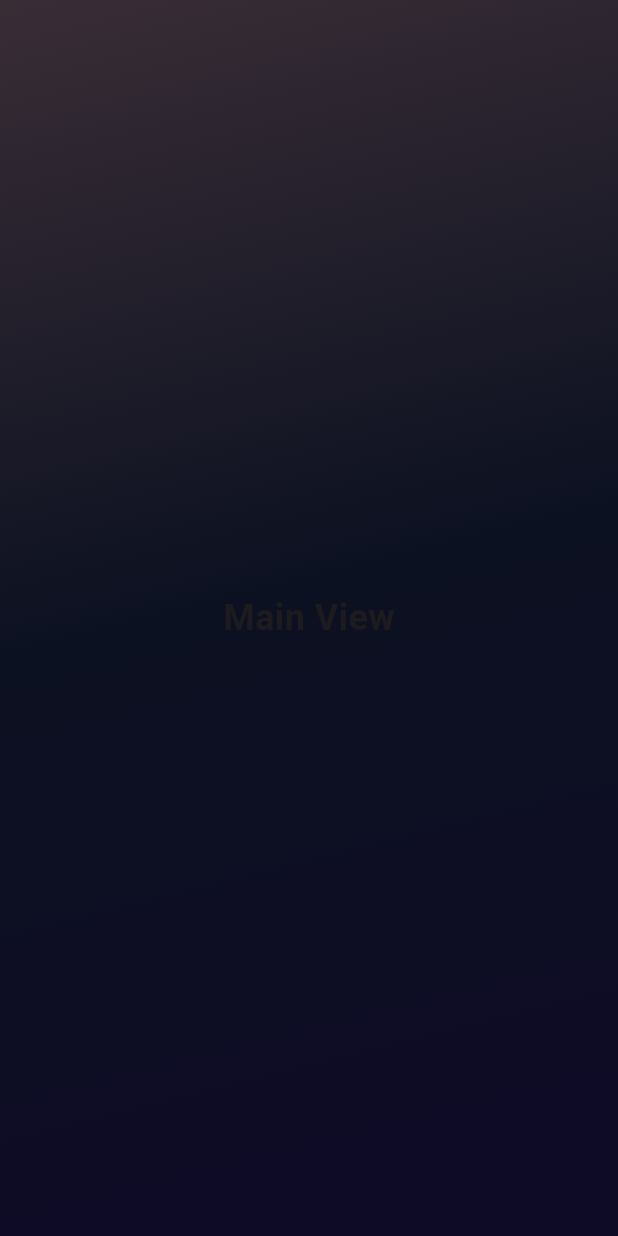
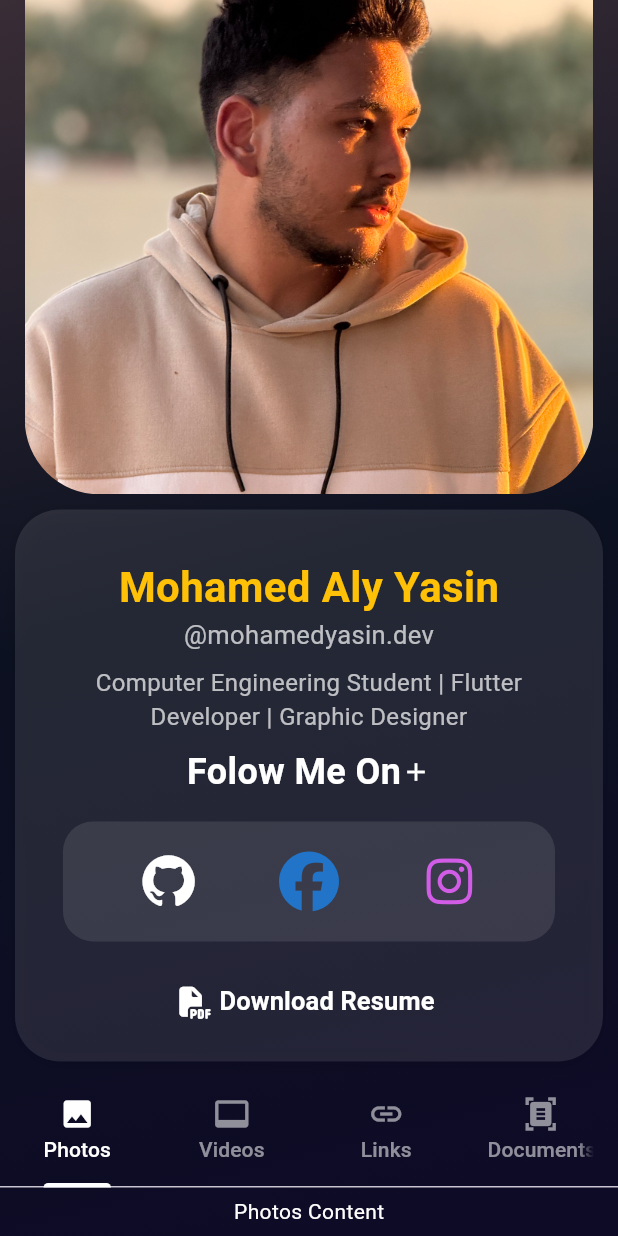
Before and after one commit to m7mdyasin/portofolio-app, a Flutter app: the screen it shows after launch, on a phone screen of 412 x 824 dp. Run offline on Flutter 3.47's test engine with Material 3 defaults, Android fonts, the phone set to English and light mode, and no system bars; drawn by our look-alikes of carousel_slider; our stand-ins replace font_awesome_flutter.

```diff
--- a/lib/views/home_view.dart
+++ b/lib/views/home_view.dart
@@ -1,12 +1,11 @@
 import 'package:flutter/material.dart';
 import 'package:portofolio_app/views/main_view.dart';
-import 'package:portofolio_app/views/splash_screen.dart';
 
 class HomeView extends StatelessWidget {
   const HomeView({super.key});
 
   @override
   Widget build(BuildContext context) {
-    return Scaffold(body: SplashScreen());
+    return Scaffold(body: MainView());
   }
 }
--- a/lib/views/main_view.dart
+++ b/lib/views/main_view.dart
@@ -1,23 +1,84 @@
 import 'package:flutter/material.dart';
+import 'package:portofolio_app/widgets/bannar_image.dart';
 import 'package:portofolio_app/widgets/home_back_ground.dart';
+import 'package:portofolio_app/widgets/information_card.dart';
 
 class MainView extends StatelessWidget {
   const MainView({super.key});
 
   @override
   Widget build(BuildContext context) {
-    return const Scaffold(
+    Size size = MediaQuery.of(context).size;
+
+    return DefaultTabController(
+      length: 4,
+      child: Scaffold(
         body: Stack(
           children: [
-          HomeBackGround(),
+            const HomeBackGround(),
+            NestedScrollView(
+              headerSliverBuilder: (context, innerBoxIsScrolled) => [
+                SliverToBoxAdapter(child: BannarImage(size: size)),
+                SliverToBoxAdapter(child: InformationCard()),
+              ],
+              body: CustoumTabBar(),
+            ),
+          ],
+        ),
+      ),
+    );
+  }
+}
+
+class CustoumTabBar extends StatelessWidget {
+  const CustoumTabBar({super.key});
+
+  @override
+  Widget build(BuildContext context) {
+    return Column(
+      children: [
+        TabBar(
+          labelColor: Colors.white,
+          unselectedLabelColor: Colors.white54,
+          indicatorColor: Colors.white,
+          tabs: const [
+            Tab(text: "Photos", icon: Icon(Icons.photo)),
+            Tab(text: "Videos", icon: Icon(Icons.video_label)),
+            Tab(text: "Links", icon: Icon(Icons.link)),
+            Tab(text: "Documents", icon: Icon(Icons.document_scanner)),
+          ],
+        ),
+        Expanded(
+          child: TabBarView(
+            children: [
               Center(
                 child: Text(
-              "Main View",
-              style: TextStyle(fontSize: 24, fontWeight: FontWeight.bold),
+                  "Photos Content",
+                  style: TextStyle(color: Colors.white),
+                ),
+              ),
+              Center(
+                child: Text(
+                  "Videos Content",
+                  style: TextStyle(color: Colors.white),
+                ),
+              ),
+              Center(
+                child: Text(
+                  "Links Content",
+                  style: TextStyle(color: Colors.white),
+                ),
+              ),
+              Center(
+                child: Text(
+                  "Documents Content",
+                  style: TextStyle(color: Colors.white),
                 ),
               ),
             ],
           ),
+        ),
+      ],
     );
   }
 }
--- /dev/null
+++ b/lib/widgets/bannar_image.dart
@@ -0,0 +1,25 @@
+import 'package:flutter/material.dart';
+
+class BannarImage extends StatelessWidget {
+  const BannarImage({super.key, required this.size});
+
+  final Size size;
+
+  @override
+  Widget build(BuildContext context) {
+    return Center(
+      child: ClipRRect(
+        borderRadius: const BorderRadius.only(
+          bottomLeft: Radius.circular(50),
+          bottomRight: Radius.circular(50),
+        ),
+        child: Image.asset(
+          'lib/assets/images/IMG_1002.jpg',
+          fit: BoxFit.cover,
+          height: size.height * 0.4,
+          width: size.width * 0.92,
+        ),
+      ),
+    );
+  }
+}
--- /dev/null
+++ b/lib/widgets/bio_information.dart
@@ -0,0 +1,35 @@
+import 'package:flutter/material.dart';
+
+class BioInformation extends StatelessWidget {
+  const BioInformation({super.key});
+
+  @override
+  Widget build(BuildContext context) {
+    return Column(
+      children: [
+        SizedBox(height: 16),
+        Text(
+          "Mohamed Aly Yasin".split(" ").take(3).join(" "),
+          style: TextStyle(
+            color: Colors.amber,
+            fontSize: 28,
+            fontWeight: FontWeight.bold,
+          ),
+        ),
+        Text(
+          '@mohamedyasin.dev',
+          style: TextStyle(color: Colors.white70, fontSize: 17),
+        ),
+        SizedBox(height: 8),
+        Padding(
+          padding: const EdgeInsets.only(right: 24.0, left: 24.0),
+          child: Text(
+            'Computer Engineering Student | Flutter Developer | Graphic Designer',
+            style: TextStyle(color: Colors.white70, fontSize: 16),
+            textAlign: TextAlign.center,
+          ),
+        ),
+      ],
+    );
+  }
+}
--- /dev/null
+++ b/lib/widgets/download_text_icon.dart
@@ -0,0 +1,33 @@
+import 'package:flutter/material.dart';
+import 'package:font_awesome_flutter/font_awesome_flutter.dart';
+
+class DownloadTextIcon extends StatelessWidget {
+  const DownloadTextIcon({super.key});
+
+  @override
+  Widget build(BuildContext context) {
+    return Row(
+      mainAxisAlignment: MainAxisAlignment.center,
+      children: [
+        TextButton.icon(
+          onPressed: () {
+            // Handle resume download action
+          },
+          icon: Icon(
+            FontAwesomeIcons.solidFilePdf,
+            color: Colors.white,
+            size: 20,
+          ),
+          label: Text(
+            'Download Resume',
+            style: TextStyle(
+              color: Colors.white,
+              fontSize: 17,
+              fontWeight: FontWeight.bold,
+            ),
+          ),
+        ),
+      ],
+    );
+  }
+}
--- a/lib/widgets/home_back_ground.dart
+++ b/lib/widgets/home_back_ground.dart
@@ -5,10 +5,8 @@ class HomeBackGround extends StatelessWidget {
 
   @override
   Widget build(BuildContext context) {
-    return Expanded(
+    return Positioned.fill(
       child: Container(
-        height: double.infinity,
-        width: double.infinity,
         decoration: const BoxDecoration(
           gradient: LinearGradient(
             begin: Alignment.topLeft,
--- /dev/null
+++ b/lib/widgets/information_card.dart
@@ -0,0 +1,31 @@
+import 'package:flutter/material.dart';
+import 'package:portofolio_app/widgets/bio_information.dart';
+import 'package:portofolio_app/widgets/download_text_icon.dart';
+import 'package:portofolio_app/widgets/social_swiper_bar.dart';
+
+class InformationCard extends StatelessWidget {
+  const InformationCard({super.key});
+
+  @override
+  Widget build(BuildContext context) {
+    return Container(
+      padding: const EdgeInsets.all(16.0),
+      margin: const EdgeInsets.symmetric(vertical: 10, horizontal: 10),
+      decoration: BoxDecoration(
+        color: Colors.white.withOpacity(0.1),
+        borderRadius: BorderRadius.circular(30),
+        boxShadow: [
+          BoxShadow(color: Colors.black12, blurRadius: 8, offset: Offset(0, 2)),
+        ],
+      ),
+      child: Column(
+        children: [
+          BioInformation(),
+          SizedBox(height: 8),
+          SocialSwiperBar(),
+          DownloadTextIcon(),
+        ],
+      ),
+    );
+  }
+}
--- /dev/null
+++ b/lib/widgets/social_button.dart
@@ -0,0 +1,30 @@
+import 'package:flutter/material.dart';
+
+class SocialButton extends StatelessWidget {
+  SocialButton({
+    super.key,
+    required this.onPressed,
+    required this.icon,
+    required this.color,
+  });
+
+  void Function() onPressed;
+  final IconData icon;
+  final Color color;
+
+  @override
+  Widget build(BuildContext context) {
+    return Container(
+      margin: const EdgeInsets.all(8.0),
+      decoration: BoxDecoration(
+        color: color,
+        borderRadius: BorderRadius.circular(25),
+      ),
+      child: IconButton(
+        onPressed: onPressed,
+        icon: Icon(icon),
+        color: Colors.white,
+      ),
+    );
+  }
+}
--- /dev/null
+++ b/lib/widgets/social_media_bar.dart
@@ -0,0 +1,45 @@
+import 'package:flutter/material.dart';
+import 'package:font_awesome_flutter/font_awesome_flutter.dart';
+import 'package:portofolio_app/widgets/social_button.dart';
+
+class SocialMediaBar extends StatelessWidget {
+  const SocialMediaBar({super.key});
+
+  @override
+  Widget build(BuildContext context) {
+    return Padding(
+      padding: EdgeInsets.symmetric(horizontal: 25),
+      child: Container(
+        decoration: BoxDecoration(
+          color: Colors.white.withOpacity(0.3),
+          borderRadius: BorderRadius.circular(30),
+        ),
+        child: Row(
+          mainAxisAlignment: MainAxisAlignment.center,
+          children: [
+            SocialButton(
+              onPressed: () {},
+              icon: FontAwesomeIcons.facebook,
+              color: const Color.fromARGB(255, 33, 116, 199),
+            ),
+            SocialButton(
+              onPressed: () {},
+              icon: FontAwesomeIcons.instagram,
+              color: const Color.fromARGB(255, 209, 92, 229),
+            ),
+            SocialButton(
+              onPressed: () {},
+              icon: FontAwesomeIcons.whatsapp,
+              color: const Color.fromARGB(255, 25, 231, 138),
+            ),
+            SocialButton(
+              onPressed: () {},
+              icon: FontAwesomeIcons.linkedin,
+              color: const Color.fromARGB(255, 6, 90, 158),
+            ),
+          ],
+        ),
+      ),
+    );
+  }
+}
--- /dev/null
+++ b/lib/widgets/social_swiper_bar.dart
@@ -0,0 +1,87 @@
+import 'package:carousel_slider/carousel_slider.dart';
+import 'package:flutter/material.dart';
+import 'package:font_awesome_flutter/font_awesome_flutter.dart';
+import 'package:portofolio_app/widgets/social_button.dart';
+
+class SocialSwiperBar extends StatelessWidget {
+  const SocialSwiperBar({super.key});
+
+  @override
+  Widget build(BuildContext context) {
+    final List<SocialButton> socialButtons = [
+      SocialButton(
+        onPressed: () {},
+        icon: FontAwesomeIcons.facebook,
+        color: const Color.fromARGB(255, 33, 116, 199),
+      ),
+      SocialButton(
+        onPressed: () {},
+        icon: FontAwesomeIcons.instagram,
+        color: const Color.fromARGB(255, 209, 92, 229),
+      ),
+      SocialButton(
+        onPressed: () {},
+        icon: FontAwesomeIcons.whatsapp,
+        color: const Color.fromARGB(255, 25, 231, 138),
+      ),
+      SocialButton(
+        onPressed: () {},
+        icon: FontAwesomeIcons.linkedin,
+        color: const Color.fromARGB(255, 6, 90, 158),
+      ),
+      SocialButton(
+        onPressed: () {},
+        icon: FontAwesomeIcons.github,
+        color: Colors.white,
+      ),
+    ];
+
+    return Center(
+      child: Column(
+        children: [
+          Row(
+            mainAxisAlignment: MainAxisAlignment.center,
+            children: [
+              Text(
+                'Folow Me On',
+                style: TextStyle(
+                  color: Colors.white,
+                  fontSize: 24,
+                  fontWeight: FontWeight.bold,
+                ),
+              ),
+              Icon(Icons.add, color: Colors.white, size: 20),
+            ],
+          ),
+          Container(
+            padding: const EdgeInsets.symmetric(horizontal: 8),
+            height: 80,
+            width: double.infinity,
+            margin: const EdgeInsets.all(16),
+            decoration: BoxDecoration(
+              color: Colors.white.withOpacity(0.1),
+              borderRadius: BorderRadius.circular(20),
+            ),
+            child: CarouselSlider(
+              options: CarouselOptions(
+                autoPlay: true,
+                enlargeCenterPage: true,
+                viewportFraction: 0.3, // يتحكم في عدد الأيقونات اللي تبان
+              ),
+              items: socialButtons.map((btn) {
+                return Builder(
+                  builder: (BuildContext context) {
+                    return IconButton(
+                      icon: Icon(btn.icon, size: 40, color: btn.color),
+                      onPressed: btn.onPressed,
+                    );
+                  },
+                );
+              }).toList(),
+            ),
+          ),
+        ],
+      ),
+    );
+  }
+}
```
Also changed, not shown: pubspec.yaml (+7 -12 lines), pubspec.lock. Lines whose indentation alone changed are shown as unchanged.
